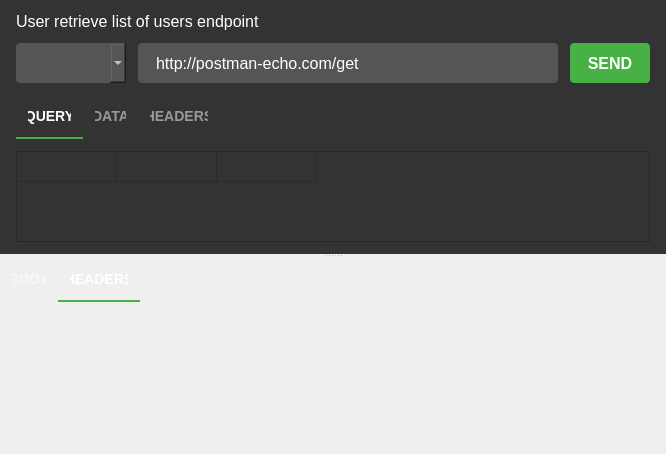
ivanmaslyuk/RestTester, file Widgets/endpointdetailwidget.ui: the form before one commit.
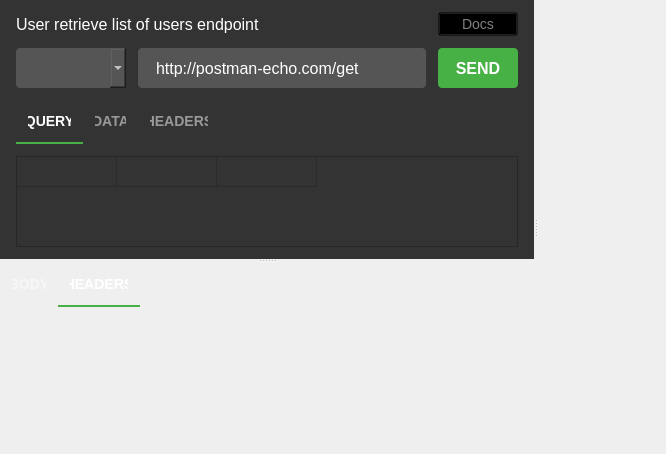
The form after the commit. The open tabs and pages were chosen to show the change. Custom widgets are drawn as their Qt base class.

The edit to the form file:
```diff
--- a/Widgets/endpointdetailwidget.ui
+++ b/Widgets/endpointdetailwidget.ui
@@ -33,7 +33,20 @@
     <number>0</number>
    </property>
    <item>
+    <widget class="QSplitter" name="mainSplitter">
+     <property name="orientation">
+      <enum>Qt::Horizontal</enum>
+     </property>
+     <property name="childrenCollapsible">
+      <bool>false</bool>
+     </property>
     <widget class="QSplitter" name="splitter">
+      <property name="minimumSize">
+       <size>
+        <width>500</width>
+        <height>0</height>
+       </size>
+      </property>
      <property name="orientation">
       <enum>Qt::Vertical</enum>
      </property>
@@ -67,6 +80,14 @@
         <number>12</number>
        </property>
        <item>
+         <layout class="QHBoxLayout" name="horizontalLayout">
+          <property name="spacing">
+           <number>0</number>
+          </property>
+          <property name="topMargin">
+           <number>0</number>
+          </property>
+          <item>
         <widget class="QLabel" name="endpointTitle">
          <property name="styleSheet">
           <string notr="true">font-size: 16px;
@@ -78,6 +99,41 @@
         </widget>
        </item>
        <item>
+           <spacer name="horizontalSpacer">
+            <property name="orientation">
+             <enum>Qt::Horizontal</enum>
+            </property>
+            <property name="sizeHint" stdset="0">
+             <size>
+              <width>40</width>
+              <height>20</height>
+             </size>
+            </property>
+           </spacer>
+          </item>
+          <item>
+           <widget class="QPushButton" name="documentationButton">
+            <property name="cursor">
+             <cursorShape>PointingHandCursor</cursorShape>
+            </property>
+            <property name="styleSheet">
+             <string notr="true">QPushButton {
+	color: gray;
+	background: transparent;
+	font-size: 14px;
+}
+QPushButton:hover {
+	text-decoration: underline;
+}</string>
+            </property>
+            <property name="text">
+             <string>Docs</string>
+            </property>
+           </widget>
+          </item>
+         </layout>
+        </item>
+        <item>
         <layout class="QHBoxLayout" name="urlForm">
          <property name="spacing">
           <number>12</number>
@@ -635,8 +691,8 @@
             <rect>
              <x>0</x>
              <y>0</y>
-             <width>664</width>
-             <height>112</height>
+              <width>533</width>
+              <height>126</height>
             </rect>
            </property>
            <layout class="QVBoxLayout" name="verticalLayout_8">
@@ -708,6 +764,8 @@
       </widget>
      </widget>
     </widget>
+     <widget class="DocumentationWidget" name="documentationSheet" native="true"/>
+    </widget>
    </item>
   </layout>
  </widget>
@@ -723,6 +781,12 @@
    <header>Widgets/requestdatainputwidget.h</header>
    <container>1</container>
   </customwidget>
+  <customwidget>
+   <class>DocumentationWidget</class>
+   <extends>QWidget</extends>
+   <header>Widgets/documentationwidget.h</header>
+   <container>1</container>
+  </customwidget>
  </customwidgets>
  <resources/>
  <connections/>
```
Left out of the diff: 6 changed lines with no effect on the pictures. Lines whose indentation alone changed are shown as unchanged.
